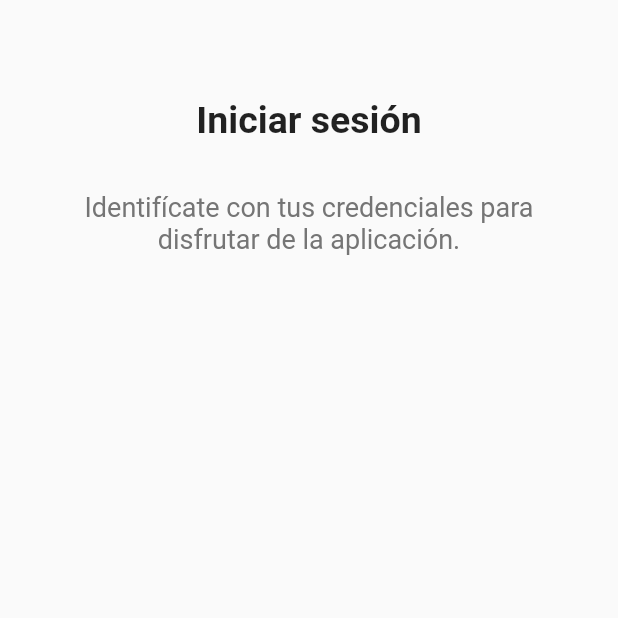
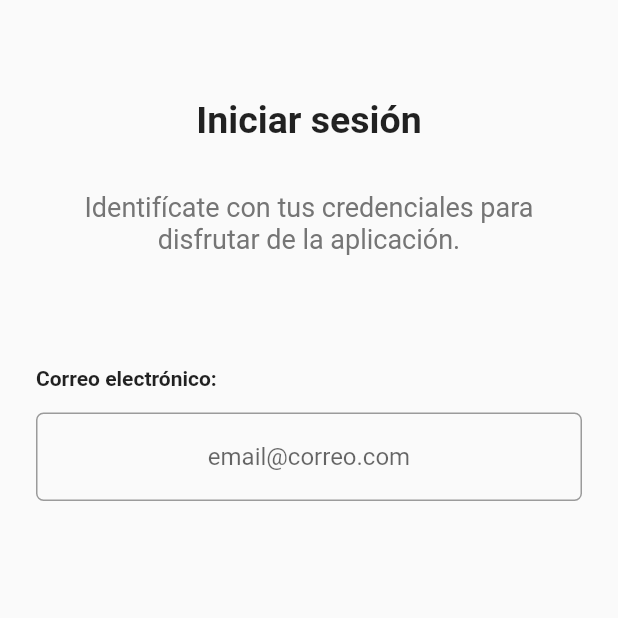
Before and after one commit to svelandiac/heed_SIIGO_hackathon, a Flutter app: the screen it shows after launch, on a phone screen of 412 x 824 dp, the top half of it. Run offline on Flutter 3.47's test engine with Material 2 defaults, Android fonts, the phone set to English and light mode, and no system bars.

Commit message:
Text field created

```diff
--- a/lib/ui/common-widgets/essentials/app_text.dart
+++ b/lib/ui/common-widgets/essentials/app_text.dart
@@ -28,4 +28,14 @@ class AppText {
     );
   }
 
+  Widget textFieldTitle({String text}) {
+    return Text(
+      text,
+      style: TextStyle(
+        fontSize: 14.0,
+        fontWeight: FontWeight.bold
+      ),
+    );
+  }
+
 }
--- /dev/null
+++ b/lib/ui/common-widgets/essentials/app_text_field.dart
@@ -0,0 +1,35 @@
+import 'package:flutter/material.dart';
+
+class AppTextField extends StatelessWidget {
+
+  // Custom text field.
+  // Just pass it the controller.
+
+  AppTextField({
+    this.controller,
+    this.hintText
+  });
+
+  final TextEditingController controller;
+  final String hintText;
+
+  @override
+  Widget build(BuildContext context) {
+    return TextField(
+      controller: this.controller,
+      textAlign: TextAlign.center,
+      decoration: new InputDecoration(
+        hintText: hintText,
+        border: new OutlineInputBorder(
+          borderRadius: const BorderRadius.all(
+            const Radius.circular(5),
+          ),
+          borderSide: new BorderSide(
+            color: Colors.black,
+            width: 1.0,
+          ),
+        ),
+      ),
+    );
+  }
+}
--- a/lib/ui/login/login_screen.dart
+++ b/lib/ui/login/login_screen.dart
@@ -1,5 +1,6 @@
 import 'package:flutter/material.dart';
 import 'package:heed/ui/common-widgets/essentials/app_text.dart';
+import 'package:heed/ui/common-widgets/essentials/app_text_field.dart';
 import 'package:heed/ui/common-widgets/essentials/safe_screen.dart';
 
 class LoginScreen extends StatefulWidget {
@@ -11,25 +12,45 @@ class LoginScreen extends StatefulWidget {
 class _LoginScreenState extends State<LoginScreen> {
 
   // Variables declaration
-  MediaQueryData mediaQueryData; // We will use it to know the screen's size, and to make a responsive application
-  AppText appText; // We will use it for strings into the app
+  MediaQueryData _mediaQueryData; // We will use it to know the screen's size, and to make a responsive application
+  AppText _appText; // We will use it for strings into the app
+  TextEditingController _emailController;
 
-  static const defaultMargin = 24.0;
+  static const _defaultMargin = 24.0;
 
   Widget _buildTitle() {
     return Center(
-      child: appText.title('Iniciar sesión'),
+      child: _appText.title('Iniciar sesión'),
     );
   }
 
   Widget _buildFirstSubtitle() {
     return Center(
       child: Padding(
-        padding: const EdgeInsets.only(left: defaultMargin, right: defaultMargin),
-        child: appText.firstSubtitle(
+        padding: const EdgeInsets.only(left: _defaultMargin, right: _defaultMargin),
+        child: _appText.firstSubtitle(
           text: 'Identifícate con tus credenciales para disfrutar de la aplicación.',
           centerText: true
         ),
+      ),
+    );
+  }
+
+  Widget _buildEmailField() {
+    return Padding(
+      padding: const EdgeInsets.only(left: _defaultMargin, right: _defaultMargin),
+      child: Column(
+        crossAxisAlignment: CrossAxisAlignment.start,
+        children: <Widget>[
+          _appText.textFieldTitle(text: 'Correo electrónico:'),
+          SizedBox(
+            height: 15.0,
+          ),
+          AppTextField(
+            controller: _emailController,
+            hintText: 'email@correo.com',
+          )
+        ],
       ),
     );
   }
@@ -38,15 +59,20 @@ class _LoginScreenState extends State<LoginScreen> {
     return SafeScreen(
       body: SingleChildScrollView(
         child: Column(
+          crossAxisAlignment: CrossAxisAlignment.start,
           children: <Widget>[
             SizedBox(
-              height: mediaQueryData.size.height * 0.08,
+              height: _mediaQueryData.size.height * 0.08,
             ),
             _buildTitle(),
             SizedBox(
-              height: mediaQueryData.size.height * 0.04,
+              height: _mediaQueryData.size.height * 0.04,
             ),
-            _buildFirstSubtitle()
+            _buildFirstSubtitle(),
+            SizedBox(
+              height: _mediaQueryData.size.height * 0.09,
+            ),
+            _buildEmailField()
           ],
         ),
       ),
@@ -62,8 +88,8 @@ class _LoginScreenState extends State<LoginScreen> {
   Widget build(BuildContext context) {
 
     // Variables initialization
-    mediaQueryData = MediaQuery.of(context);
-    appText = AppText();
+    _mediaQueryData = MediaQuery.of(context);
+    _appText = AppText();
 
     // Build the screen
     return _buildBody();
```
